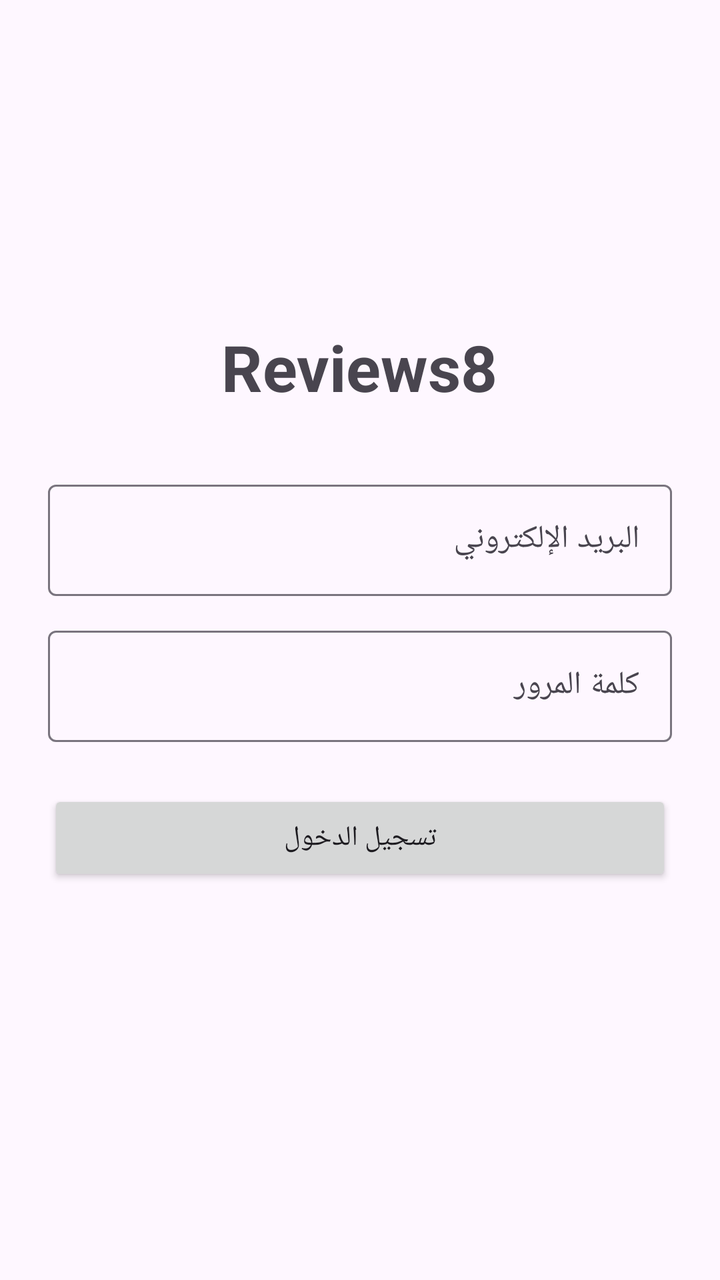
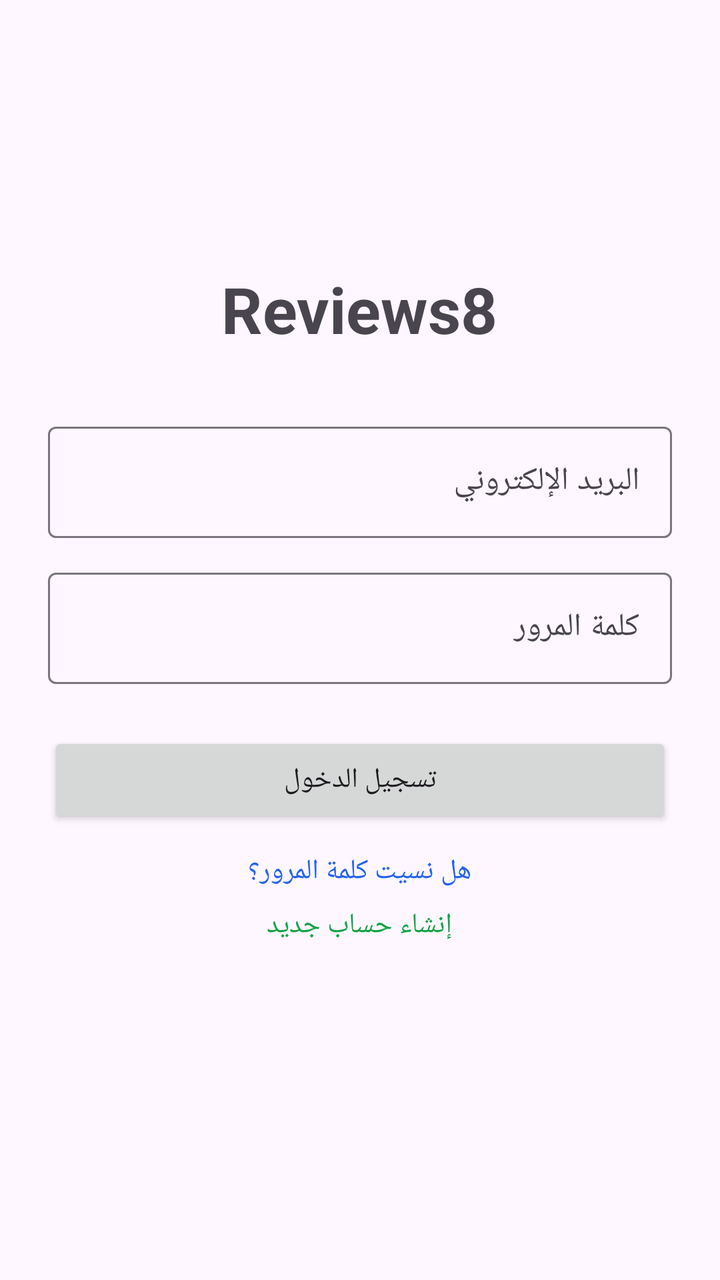

Screens rendered from an Android XML layout before and after an edit, with the pre-edit source and the edit as a unified diff.
<!-- AndroidManifest.xml: application theme Theme.Reviews8 -->
<!-- res/layout/activity_login.xml -->
<?xml version="1.0" encoding="utf-8"?>
<LinearLayout xmlns:android="http://schemas.android.com/apk/res/android"
    android:layout_width="match_parent"
    android:layout_height="match_parent"
    android:orientation="vertical"
    android:padding="24dp"
    android:gravity="center">

    <TextView
        android:layout_width="wrap_content"
        android:layout_height="wrap_content"
        android:text="Reviews8"
        android:textSize="32sp"
        android:textStyle="bold"
        android:layout_marginBottom="32dp"/>

    <com.google.android.material.textfield.TextInputLayout
        android:layout_width="match_parent"
        android:layout_height="wrap_content"
        android:hint="البريد الإلكتروني">
        <com.google.android.material.textfield.TextInputEditText
            android:id="@+id/etEmail"
            android:layout_width="match_parent"
            android:layout_height="wrap_content"
            android:inputType="textEmailAddress"/>
    </com.google.android.material.textfield.TextInputLayout>

    <com.google.android.material.textfield.TextInputLayout
        android:layout_width="match_parent"
        android:layout_height="wrap_content"
        android:hint="كلمة المرور"
        android:layout_marginTop="12dp">
        <com.google.android.material.textfield.TextInputEditText
            android:id="@+id/etPassword"
            android:layout_width="match_parent"
            android:layout_height="wrap_content"
            android:inputType="textPassword"/>
    </com.google.android.material.textfield.TextInputLayout>

    <Button
        android:id="@+id/btnLogin"
        android:layout_width="match_parent"
        android:layout_height="wrap_content"
        android:text="تسجيل الدخول"
        android:layout_marginTop="24dp"/>

    <TextView
        android:id="@+id/tvResult"
        android:layout_width="match_parent"
        android:layout_height="wrap_content"
        android:layout_marginTop="16dp"
        android:textColor="#D32F2F"/>
</LinearLayout>
<!-- resources referenced by this layout -->
<resources>
  <style name="Theme.Reviews8" parent="Theme.Material3.DayNight" />
</resources>

<!-- the commit's change to res/layout/activity_login.xml (unified diff, before → after) -->
@@ -1,53 +1,17 @@
 <?xml version="1.0" encoding="utf-8"?>
 <LinearLayout xmlns:android="http://schemas.android.com/apk/res/android"
-    android:layout_width="match_parent"
-    android:layout_height="match_parent"
-    android:orientation="vertical"
-    android:padding="24dp"
-    android:gravity="center">
-
-    <TextView
-        android:layout_width="wrap_content"
-        android:layout_height="wrap_content"
-        android:text="Reviews8"
-        android:textSize="32sp"
-        android:textStyle="bold"
-        android:layout_marginBottom="32dp"/>
-
-    <com.google.android.material.textfield.TextInputLayout
-        android:layout_width="match_parent"
-        android:layout_height="wrap_content"
-        android:hint="البريد الإلكتروني">
-        <com.google.android.material.textfield.TextInputEditText
-            android:id="@+id/etEmail"
-            android:layout_width="match_parent"
-            android:layout_height="wrap_content"
-            android:inputType="textEmailAddress"/>
+    android:layout_width="match_parent" android:layout_height="match_parent"
+    android:orientation="vertical" android:padding="24dp" android:gravity="center">
+    <TextView android:layout_width="wrap_content" android:layout_height="wrap_content"
+        android:text="Reviews8" android:textSize="32sp" android:textStyle="bold" android:layout_marginBottom="32dp"/>
+    <com.google.android.material.textfield.TextInputLayout android:layout_width="match_parent" android:layout_height="wrap_content" android:hint="البريد الإلكتروني">
+        <com.google.android.material.textfield.TextInputEditText android:id="@+id/etEmail" android:layout_width="match_parent" android:layout_height="wrap_content" android:inputType="textEmailAddress"/>
     </com.google.android.material.textfield.TextInputLayout>
-
-    <com.google.android.material.textfield.TextInputLayout
-        android:layout_width="match_parent"
-        android:layout_height="wrap_content"
-        android:hint="كلمة المرور"
-        android:layout_marginTop="12dp">
-        <com.google.android.material.textfield.TextInputEditText
-            android:id="@+id/etPassword"
-            android:layout_width="match_parent"
-            android:layout_height="wrap_content"
-            android:inputType="textPassword"/>
+    <com.google.android.material.textfield.TextInputLayout android:layout_width="match_parent" android:layout_height="wrap_content" android:hint="كلمة المرور" android:layout_marginTop="12dp">
+        <com.google.android.material.textfield.TextInputEditText android:id="@+id/etPassword" android:layout_width="match_parent" android:layout_height="wrap_content" android:inputType="textPassword"/>
     </com.google.android.material.textfield.TextInputLayout>
-
-    <Button
-        android:id="@+id/btnLogin"
-        android:layout_width="match_parent"
-        android:layout_height="wrap_content"
-        android:text="تسجيل الدخول"
-        android:layout_marginTop="24dp"/>
-
-    <TextView
-        android:id="@+id/tvResult"
-        android:layout_width="match_parent"
-        android:layout_height="wrap_content"
-        android:layout_marginTop="16dp"
-        android:textColor="#D32F2F"/>
+    <Button android:id="@+id/btnLogin" android:layout_width="match_parent" android:layout_height="wrap_content" android:text="تسجيل الدخول" android:layout_marginTop="24dp"/>
+    <TextView android:id="@+id/tvForgot" android:layout_width="wrap_content" android:layout_height="wrap_content" android:text="هل نسيت كلمة المرور؟" android:textColor="#2563eb" android:layout_marginTop="12dp"/>
+    <TextView android:id="@+id/tvRegister" android:layout_width="wrap_content" android:layout_height="wrap_content" android:text="إنشاء حساب جديد" android:textColor="#16a34a" android:layout_marginTop="8dp"/>
+    <TextView android:id="@+id/tvResult" android:layout_width="match_parent" android:layout_height="wrap_content" android:layout_marginTop="16dp" android:textColor="#D32F2F"/>
 </LinearLayout>
